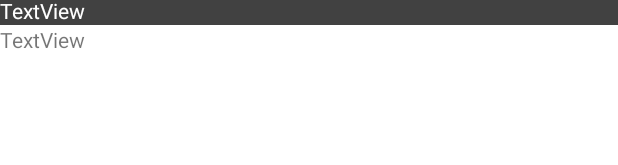
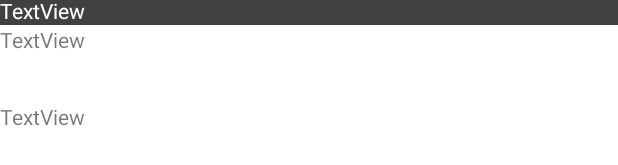
Before and after one commit to andrianoavy/m1p10android-vonjy-abraham-mobile, an Android app: the layout fragment_article_details.xml on its own in the app's theme, with its tools: preview values and no code run, on a phone screen of 412 x 824 dp. Shown: the part 593-758 px from the top of the screen. Run offline under Robolectric (Android 15) with nearby library versions, the phone set to English and light mode, and no system bars; network calls fail.

Commit message:
contenu html avec lien

```diff
--- a/app/src/main/java/mg/itu/m1p10android/InscriptionActivity.java
+++ b/app/src/main/java/mg/itu/m1p10android/InscriptionActivity.java
@@ -71,7 +71,6 @@ public class InscriptionActivity extends AppCompatActivity {
                                     startActivity(intent);
                                     finish();
                                 }
-
                                 @Override
                                 public void onError(String errorMessage) {
 //                                    Intent intent = new Intent(getApplicationContext(), InscriptionActivity.class);
--- a/app/src/main/java/mg/itu/m1p10android/ui/articles/ArticleDetailsFragment.java
+++ b/app/src/main/java/mg/itu/m1p10android/ui/articles/ArticleDetailsFragment.java
@@ -4,10 +4,12 @@ import android.os.Bundle;
 
 import androidx.annotation.NonNull;
 import androidx.annotation.Nullable;
+import androidx.core.text.HtmlCompat;
 import androidx.fragment.app.Fragment;
 import androidx.lifecycle.ViewModelProvider;
 import androidx.lifecycle.ViewModelStore;
 
+import android.text.method.LinkMovementMethod;
 import android.view.LayoutInflater;
 import android.view.View;
 import android.view.ViewGroup;
@@ -42,7 +44,7 @@ public class ArticleDetailsFragment extends Fragment {
                              Bundle savedInstanceState) {
         binding = FragmentArticleDetailsBinding.inflate(inflater, container, false);
         View root = binding.getRoot();
-
+        binding.artDetContenu.setMovementMethod(LinkMovementMethod.getInstance());
         viewModel = new ViewModelProvider(this).get(ArticleDetailsViewModel.class);
         id = new Integer(ArticleDetailsFragmentArgs.fromBundle(getArguments()).getIdArticle());
         viewModel.fetchById(id, this::displayArticle);
@@ -59,6 +61,7 @@ public class ArticleDetailsFragment extends Fragment {
                 .into(binding.hero);
         binding.artDetTitre.setText(article.getTitre());
         binding.artDetDesc.setText(article.getDescr());
+        binding.artDetContenu.setText(HtmlCompat.fromHtml(article.getContenu(), HtmlCompat.FROM_HTML_MODE_LEGACY));
 
     }
 
--- a/app/src/main/res/layout/fragment_article_details.xml
+++ b/app/src/main/res/layout/fragment_article_details.xml
@@ -44,5 +44,16 @@
                 app:layout_constraintStart_toStartOf="parent"
                 />
 
+        <TextView
+            android:id="@+id/art_det_contenu"
+            android:layout_width="match_parent"
+            android:layout_height="wrap_content"
+            android:layout_marginTop="32dp"
+            android:text="TextView"
+            app:layout_constraintEnd_toStartOf="@+id/hero"
+            app:layout_constraintHorizontal_bias="0.0"
+            app:layout_constraintStart_toStartOf="parent"
+            app:layout_constraintTop_toBottomOf="@+id/art_det_desc" />
+
     </androidx.constraintlayout.widget.ConstraintLayout>
 </ScrollView>
```
Also changed, not shown: app/src/main/java/mg/itu/m1p10android/data/models/Article.java (+15 -1 lines).
